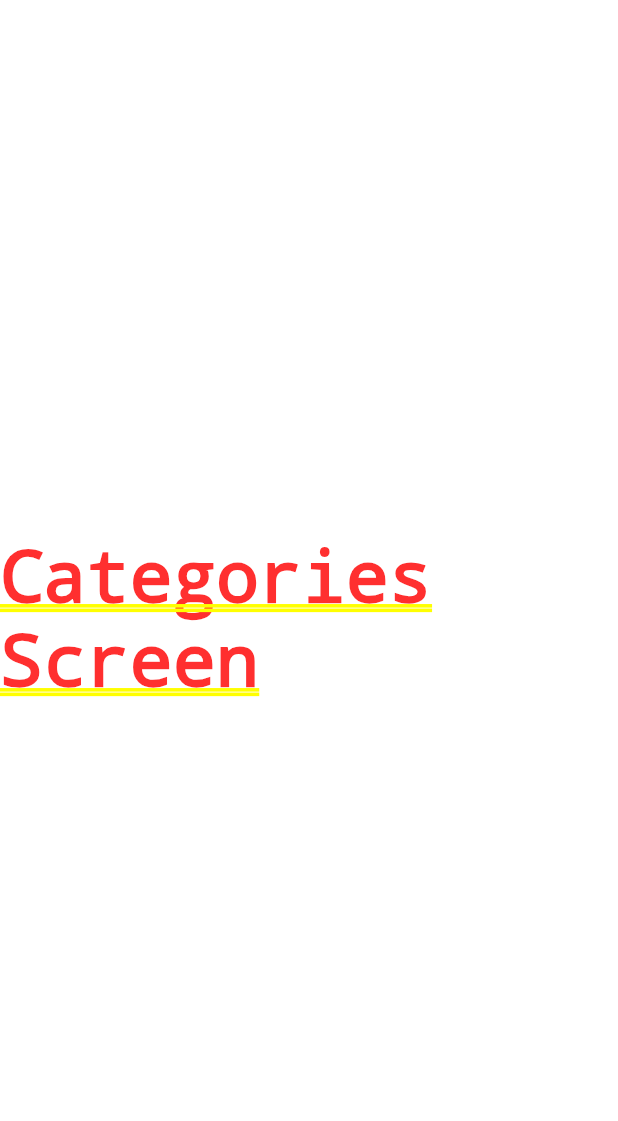
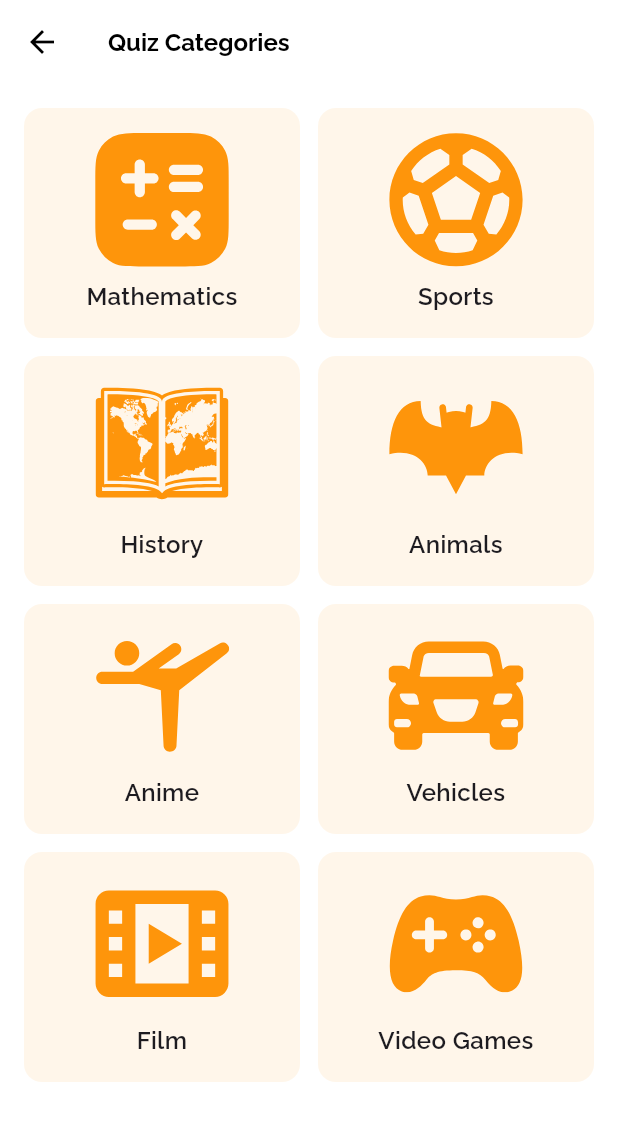
Before and after one commit to bankah-junior/FMDT-Quiz-App, a Flutter app: the HomeScreen screen opened directly, after a tap on "See more", on a phone screen of 412 x 824 dp. Shown: the top 1121 px of the screen. Run offline on Flutter 3.47's test engine with Material 3 defaults, Android fonts, the phone set to English and light mode, and no system bars; our stand-ins replace flutter_svg.

Commit message:
feat: implemented categories screen

```diff
--- a/lib/screens/categories_screen.dart
+++ b/lib/screens/categories_screen.dart
@@ -1,15 +1,87 @@
 import 'package:flutter/material.dart';
+import 'package:flutter_svg/flutter_svg.dart';
 
-class CategoriesScreen extends StatefulWidget {
-  const CategoriesScreen({super.key});
+class CategoriesScreen extends StatelessWidget {
+  CategoriesScreen({super.key});
+
+  final List<Map<String, dynamic>> categories = [
+    {"name": "Mathematics", "icon": "assets/images/calculator.svg"},
+    {"name": "Sports", "icon": "assets/images/ball.svg"},
+    {"name": "History", "icon": "assets/images/history.svg"},
+    {"name": "Animals", "icon": "assets/images/animals.svg"},
+    {"name": "Anime", "icon": "assets/images/anime.svg"},
+    {"name": "Vehicles", "icon": "assets/images/vehicles.svg"},
+    {"name": "Film", "icon": "assets/images/film.svg"},
+    {"name": "Video Games", "icon": "assets/images/video_game.svg"},
+  ];
 
   @override
-  State<CategoriesScreen> createState() => _CategoriesScreenState();
-}
+  Widget build(BuildContext context) {
+    return Scaffold(
+      backgroundColor: Colors.white,
+      appBar: AppBar(
+        title: const Text(
+          "Quiz Categories",
+          style: TextStyle(
+            color: Colors.black,
+            fontFamily: "Raleway",
+            fontSize: 16,
+            fontWeight: FontWeight.w700,
+          ),
+        ),
+        backgroundColor: Colors.white,
+        elevation: 0,
+        iconTheme: const IconThemeData(color: Colors.black),
+      ),
+      body: Padding(
+        padding: const EdgeInsets.all(16.0),
+        child: GridView.builder(
+          shrinkWrap: true,
+          physics: const NeverScrollableScrollPhysics(),
+          itemCount: categories.length,
+          gridDelegate: const SliverGridDelegateWithFixedCrossAxisCount(
+            crossAxisCount: 2,
+            crossAxisSpacing: 12,
+            mainAxisSpacing: 12,
+            childAspectRatio: 1.2,
+          ),
+          itemBuilder: (context, index) {
+            var category = categories[index];
+            return Container(
+              decoration: BoxDecoration(
+                color: const Color.fromRGBO(255, 246, 234, 1),
+                borderRadius: BorderRadius.circular(12),
+              ),
+              child: Column(
+                mainAxisAlignment: MainAxisAlignment.center,
+                children: [
+                  _buildCategoryIcon(category["icon"]),
+                  const SizedBox(height: 8),
+                  Text(
+                    category["name"],
+                    textAlign: TextAlign.center,
+                    style: const TextStyle(
+                      fontSize: 16,
+                      fontWeight: FontWeight.w600,
+                      fontFamily: "Raleway",
+                    ),
+                  ),
+                ],
+              ),
+            );
+          },
+        ),
+      ),
+    );
+  }
 
-class _CategoriesScreenState extends State<CategoriesScreen> {
-  @override
-  Widget build(BuildContext context) {
-    return Center(child: const Text("Categories Screen"));
+  /// Flexible icon builder for both SVG and IconData
+  Widget _buildCategoryIcon(dynamic icon) {
+    if (icon is String) {
+      return SvgPicture.asset(icon, width: 90, height: 90);
+    } else if (icon is IconData) {
+      return Icon(icon, size: 90, color: Colors.orange);
+    }
+    return const SizedBox();
   }
 }
--- a/lib/screens/home_screen.dart
+++ b/lib/screens/home_screen.dart
@@ -87,8 +87,7 @@ class _HomeScreenState extends State<HomeScreen> {
                         ),
                         shadowColor: Colors.transparent,
                       ),
-                      onPressed: () {
-                      },
+                      onPressed: () {},
                       child: SvgPicture.asset(
                         "assets/images/filter.svg",
                         width: 18.5,
@@ -239,9 +238,9 @@ class _HomeScreenState extends State<HomeScreen> {
   /// Flexible icon builder for both SVG and IconData
   Widget _buildCategoryIcon(dynamic icon) {
     if (icon is String) {
-      return SvgPicture.asset(icon, width: 40, height: 40);
+      return SvgPicture.asset(icon, width: 90, height: 90);
     } else if (icon is IconData) {
-      return Icon(icon, size: 40, color: Colors.orange);
+      return Icon(icon, size: 90, color: Colors.orange);
     }
     return const SizedBox();
   }
```
